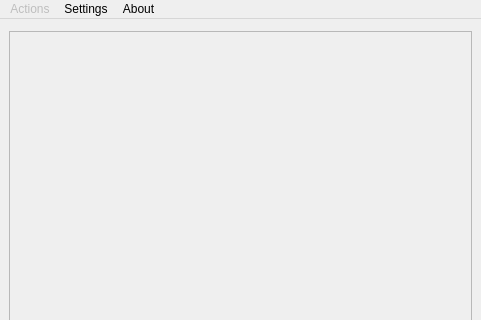
Before: the Qt Designer form ui/ngq_builds_manager.ui in nextgis/NGQConfigurator, drawn with Qt 5; both pictures show x 0 to 481 and y 0 to 320 of the 481 by 458 pixel window.
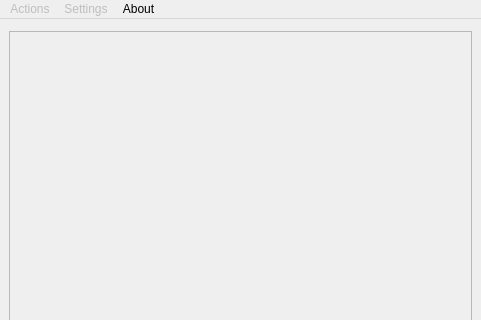
After: the same form once the commit is applied.

```diff
--- a/ui/ngq_builds_manager.ui
+++ b/ui/ngq_builds_manager.ui
@@ -98,6 +98,9 @@
     </rect>
    </property>
    <widget class="QMenu" name="menuSettings">
+    <property name="enabled">
+     <bool>false</bool>
+    </property>
     <property name="title">
      <string>Settings</string>
     </property>
```
